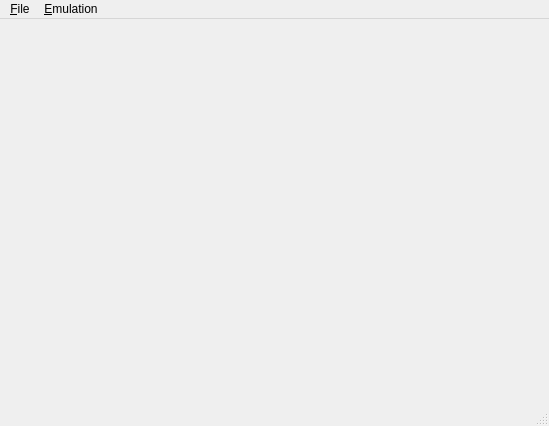
Old version of the form gui/forms/b1mainwindow.ui in the repository kb1p/db1mu.
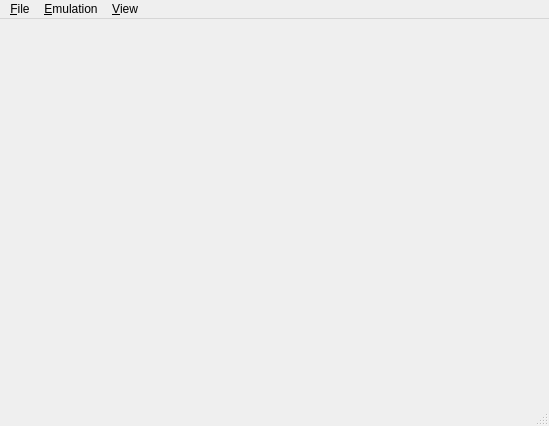
New version of the form.

Commit message: UI: added CPU register view dialog

```diff
--- a/gui/forms/b1mainwindow.ui
+++ b/gui/forms/b1mainwindow.ui
@@ -38,8 +38,15 @@
     <addaction name="actionResume"/>
     <addaction name="actionStep"/>
    </widget>
+   <widget class="QMenu" name="menuView">
+    <property name="title">
+     <string>&amp;View</string>
+    </property>
+    <addaction name="actionShowCPU"/>
+   </widget>
    <addaction name="menu_File"/>
    <addaction name="menuEmulation"/>
+   <addaction name="menuView"/>
   </widget>
   <widget class="QStatusBar" name="statusBar"/>
   <action name="actionE_xit">
```
Left out of the diff: 8 changed lines with no effect on the pictures. The commit also changes 7 other files.
